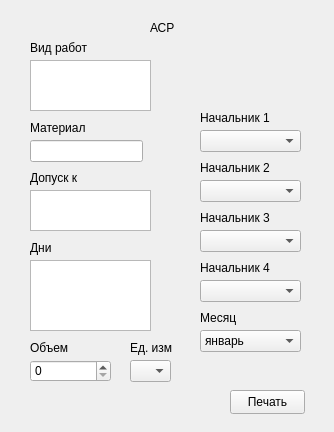
Old version of the form my_helper/notebook/designer_ui/ASR.ui in the repository SmolPO/vertical.
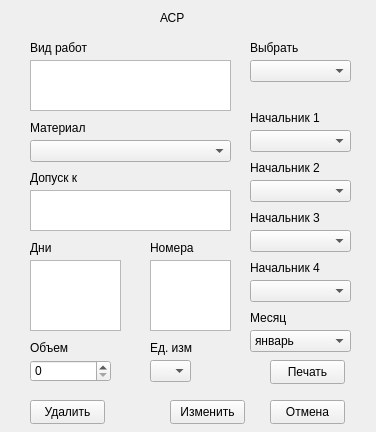
New version of the form.

```diff
--- a/my_helper/notebook/designer_ui/ASR.ui
+++ b/my_helper/notebook/designer_ui/ASR.ui
@@ -6,7 +6,7 @@
    <rect>
     <x>0</x>
     <y>0</y>
-    <width>334</width>
+    <width>376</width>
     <height>432</height>
    </rect>
   </property>
@@ -16,8 +16,8 @@
   <widget class="QLabel" name="label">
    <property name="geometry">
     <rect>
-     <x>150</x>
-     <y>20</y>
+     <x>160</x>
+     <y>10</y>
      <width>49</width>
      <height>16</height>
     </rect>
@@ -26,16 +26,6 @@
     <string>АСР</string>
    </property>
   </widget>
-  <widget class="QLineEdit" name="material">
-   <property name="geometry">
-    <rect>
-     <x>30</x>
-     <y>140</y>
-     <width>113</width>
-     <height>22</height>
-    </rect>
-   </property>
-  </widget>
   <widget class="QLabel" name="label_2">
    <property name="geometry">
     <rect>
@@ -80,15 +70,22 @@
     <rect>
      <x>30</x>
      <y>260</y>
-     <width>121</width>
+     <width>91</width>
      <height>71</height>
     </rect>
    </property>
+   <property name="html">
+    <string>&lt;!DOCTYPE HTML PUBLIC &quot;-//W3C//DTD HTML 4.0//EN&quot; &quot;http://www.w3.org/TR/REC-html40/strict.dtd&quot;&gt;
+&lt;html&gt;&lt;head&gt;&lt;meta name=&quot;qrichtext&quot; content=&quot;1&quot; /&gt;&lt;meta charset=&quot;utf-8&quot; /&gt;&lt;style type=&quot;text/css&quot;&gt;
+p, li { white-space: pre-wrap; }
+&lt;/style&gt;&lt;/head&gt;&lt;body style=&quot; font-family:'Segoe UI'; font-size:9pt; font-weight:400; font-style:normal;&quot;&gt;
+&lt;p style=&quot;-qt-paragraph-type:empty; margin-top:0px; margin-bottom:0px; margin-left:0px; margin-right:0px; -qt-block-indent:0; text-indent:0px;&quot;&gt;&lt;br /&gt;&lt;/p&gt;&lt;/body&gt;&lt;/html&gt;</string>
+   </property>
   </widget>
   <widget class="QComboBox" name="cb_month">
    <property name="geometry">
     <rect>
-     <x>200</x>
+     <x>250</x>
      <y>330</y>
      <width>101</width>
      <height>22</height>
@@ -158,7 +155,7 @@
   <widget class="QLabel" name="label_5">
    <property name="geometry">
     <rect>
-     <x>200</x>
+     <x>250</x>
      <y>310</y>
      <width>49</width>
      <height>16</height>
@@ -171,7 +168,7 @@
   <widget class="QComboBox" name="cb_boss_1">
    <property name="geometry">
     <rect>
-     <x>200</x>
+     <x>250</x>
      <y>130</y>
      <width>101</width>
      <height>22</height>
@@ -181,7 +178,7 @@
   <widget class="QComboBox" name="cb_boss_2">
    <property name="geometry">
     <rect>
-     <x>200</x>
+     <x>250</x>
      <y>180</y>
      <width>101</width>
      <height>22</height>
@@ -191,7 +188,7 @@
   <widget class="QComboBox" name="cb_boss_3">
    <property name="geometry">
     <rect>
-     <x>200</x>
+     <x>250</x>
      <y>230</y>
      <width>101</width>
      <height>22</height>
@@ -201,7 +198,7 @@
   <widget class="QComboBox" name="cb_boss_4">
    <property name="geometry">
     <rect>
-     <x>200</x>
+     <x>250</x>
      <y>280</y>
      <width>101</width>
      <height>22</height>
@@ -211,7 +208,7 @@
   <widget class="QLabel" name="label_6">
    <property name="geometry">
     <rect>
-     <x>200</x>
+     <x>250</x>
      <y>110</y>
      <width>81</width>
      <height>16</height>
@@ -224,7 +221,7 @@
   <widget class="QLabel" name="label_7">
    <property name="geometry">
     <rect>
-     <x>200</x>
+     <x>250</x>
      <y>160</y>
      <width>81</width>
      <height>16</height>
@@ -237,7 +234,7 @@
   <widget class="QLabel" name="label_8">
    <property name="geometry">
     <rect>
-     <x>200</x>
+     <x>250</x>
      <y>210</y>
      <width>101</width>
      <height>16</height>
@@ -250,7 +247,7 @@
   <widget class="QLabel" name="label_9">
    <property name="geometry">
     <rect>
-     <x>200</x>
+     <x>250</x>
      <y>260</y>
      <width>81</width>
      <height>16</height>
@@ -286,7 +283,7 @@
   <widget class="QComboBox" name="cb_SI">
    <property name="geometry">
     <rect>
-     <x>130</x>
+     <x>150</x>
      <y>360</y>
      <width>41</width>
      <height>22</height>
@@ -296,7 +293,7 @@
   <widget class="QLabel" name="label_11">
    <property name="geometry">
     <rect>
-     <x>130</x>
+     <x>150</x>
      <y>340</y>
      <width>49</width>
      <height>16</height>
@@ -309,8 +306,8 @@
   <widget class="QPushButton" name="b_print">
    <property name="geometry">
     <rect>
-     <x>230</x>
-     <y>390</y>
+     <x>270</x>
+     <y>360</y>
      <width>75</width>
      <height>24</height>
     </rect>
@@ -324,7 +321,7 @@
     <rect>
      <x>30</x>
      <y>60</y>
-     <width>121</width>
+     <width>201</width>
      <height>51</height>
     </rect>
    </property>
@@ -334,7 +331,7 @@
     <rect>
      <x>30</x>
      <y>190</y>
-     <width>121</width>
+     <width>201</width>
      <height>41</height>
     </rect>
    </property>
@@ -352,6 +349,108 @@
     <string>Допуск к</string>
    </property>
   </widget>
+  <widget class="QComboBox" name="cb_select">
+   <property name="geometry">
+    <rect>
+     <x>250</x>
+     <y>60</y>
+     <width>101</width>
+     <height>22</height>
+    </rect>
+   </property>
+  </widget>
+  <widget class="QLabel" name="label_13">
+   <property name="geometry">
+    <rect>
+     <x>250</x>
+     <y>40</y>
+     <width>49</width>
+     <height>16</height>
+    </rect>
+   </property>
+   <property name="text">
+    <string>Выбрать</string>
+   </property>
+  </widget>
+  <widget class="QPushButton" name="b_kill">
+   <property name="geometry">
+    <rect>
+     <x>30</x>
+     <y>400</y>
+     <width>75</width>
+     <height>24</height>
+    </rect>
+   </property>
+   <property name="text">
+    <string>Удалить</string>
+   </property>
+  </widget>
+  <widget class="QPushButton" name="b_change">
+   <property name="geometry">
+    <rect>
+     <x>170</x>
+     <y>400</y>
+     <width>75</width>
+     <height>24</height>
+    </rect>
+   </property>
+   <property name="text">
+    <string>Изменить</string>
+   </property>
+  </widget>
+  <widget class="QPushButton" name="b_close">
+   <property name="geometry">
+    <rect>
+     <x>270</x>
+     <y>400</y>
+     <width>75</width>
+     <height>24</height>
+    </rect>
+   </property>
+   <property name="text">
+    <string>Отмена</string>
+   </property>
+  </widget>
+  <widget class="QTextEdit" name="days_2">
+   <property name="geometry">
+    <rect>
+     <x>150</x>
+     <y>260</y>
+     <width>81</width>
+     <height>71</height>
+    </rect>
+   </property>
+   <property name="html">
+    <string>&lt;!DOCTYPE HTML PUBLIC &quot;-//W3C//DTD HTML 4.0//EN&quot; &quot;http://www.w3.org/TR/REC-html40/strict.dtd&quot;&gt;
+&lt;html&gt;&lt;head&gt;&lt;meta name=&quot;qrichtext&quot; content=&quot;1&quot; /&gt;&lt;meta charset=&quot;utf-8&quot; /&gt;&lt;style type=&quot;text/css&quot;&gt;
+p, li { white-space: pre-wrap; }
+&lt;/style&gt;&lt;/head&gt;&lt;body style=&quot; font-family:'Segoe UI'; font-size:9pt; font-weight:400; font-style:normal;&quot;&gt;
+&lt;p style=&quot;-qt-paragraph-type:empty; margin-top:0px; margin-bottom:0px; margin-left:0px; margin-right:0px; -qt-block-indent:0; text-indent:0px;&quot;&gt;&lt;br /&gt;&lt;/p&gt;&lt;/body&gt;&lt;/html&gt;</string>
+   </property>
+  </widget>
+  <widget class="QLabel" name="label_14">
+   <property name="geometry">
+    <rect>
+     <x>150</x>
+     <y>240</y>
+     <width>49</width>
+     <height>16</height>
+    </rect>
+   </property>
+   <property name="text">
+    <string>Номера</string>
+   </property>
+  </widget>
+  <widget class="QComboBox" name="material">
+   <property name="geometry">
+    <rect>
+     <x>30</x>
+     <y>140</y>
+     <width>201</width>
+     <height>22</height>
+    </rect>
+   </property>
+  </widget>
  </widget>
  <resources/>
  <connections/>
```
Left out of the diff: 10 changed lines with no effect on the pictures.
